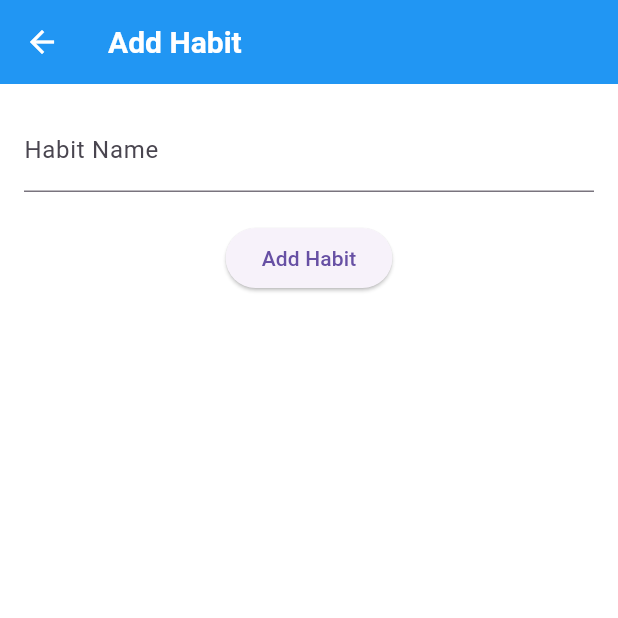
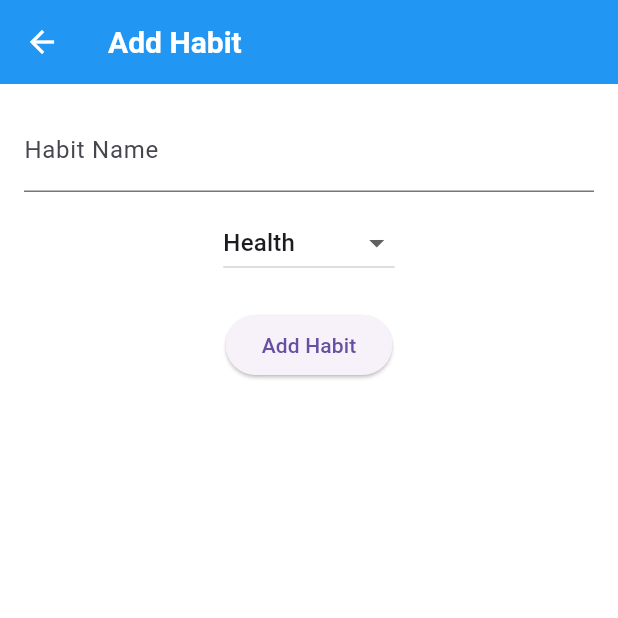
Before and after one commit to Soli1065/habit_tracker, a Flutter app: the AddHabitScreen screen opened by its route, after a tap on "Add Habit", on a phone screen of 412 x 824 dp, the top half of it. Run offline on Flutter 3.47's test engine with Material 3 defaults, Android fonts, the phone set to English and light mode, and no system bars; our stand-ins replace fl_chart, flutter_local_notifications, flutter_native_timezone, flutter_riverpod, hive, hive_flutter and 1 more; accounts and stored records are empty.

Commit message:
category

```diff
--- a/lib/data/models/habit.dart
+++ b/lib/data/models/habit.dart
@@ -16,10 +16,14 @@ class Habit {
   @HiveField(3)
   int streak;
 
+  @HiveField(4)
+  String category;
+
   Habit({
     required this.name,
     this.isCompleted = false,
     required this.createdAt,
     this.streak = 0,
+    required this.category
   });
 }
--- a/lib/ui/add_habit_screen.dart
+++ b/lib/ui/add_habit_screen.dart
@@ -5,10 +5,17 @@ import '../logic/habit_provider.dart';
 import '../data/models/habit.dart';
 
 class AddHabitScreen extends ConsumerWidget {
-  final _controller = TextEditingController();
+  const AddHabitScreen({super.key});
+
 
   @override
   Widget build(BuildContext context, WidgetRef ref) {
+    final controller = TextEditingController();
+
+    final List<String> categories = ["Health", "Productivity", "Learning", "Fitness", "Mindfulness"];
+    String selectedCategory = "Health";
+
+
     return Scaffold(
       appBar: AppBar(title: Text('Add Habit')),
       body: Padding(
@@ -16,14 +23,32 @@ class AddHabitScreen extends ConsumerWidget {
         child: Column(
           children: [
             TextField(
-              controller: _controller,
+              controller: controller,
               decoration: InputDecoration(labelText: 'Habit Name'),
             ),
+            SizedBox(height: 10),
+
+            StatefulBuilder(
+              builder: (context, setState){
+                return DropdownButton<String>(
+                  value: selectedCategory,
+                  items: categories.map((category) {
+                    return DropdownMenuItem(value: category, child: Text(category));
+                  }).toList(),
+                  onChanged: (value) {
+                    setState(() {
+                      selectedCategory = value!;
+                    });
+                  },
+                );
+              },
+            ),
+
             SizedBox(height: 20),
             ElevatedButton(
               onPressed: () async {
-                if (_controller.text.isNotEmpty) {
-                  final habit = Habit(name: _controller.text, createdAt: DateTime.now());
+                if (controller.text.isNotEmpty) {
+                  final habit = Habit(name: controller.text, createdAt: DateTime.now(), category: selectedCategory);
                   ref.read(habitProvider.notifier).addHabit(habit);
 
                   await NotificationHelper.scheduleHabitReminder(
@@ -34,11 +59,14 @@ class AddHabitScreen extends ConsumerWidget {
                     8,0,
                   );
 
-                  Navigator.pop(context);
+                  if(context.mounted) {
+                    Navigator.pop(context);
+                  }
                 }
               },
               child: const Text('Add Habit'),
-            ),          ],
+            ),
+          ],
         ),
       ),
     );
--- a/lib/ui/home_screen.dart
+++ b/lib/ui/home_screen.dart
@@ -27,6 +27,7 @@ class HomeScreen extends ConsumerWidget {
                   isCompleted: !habit.isCompleted,
                   createdAt: habit.createdAt,
                   streak: !habit.isCompleted ? habit.streak + 1 : 0,
+                  category: habit.category
                 ),
               );
             },
--- a/lib/widgets/habit_tile.dart
+++ b/lib/widgets/habit_tile.dart
@@ -15,7 +15,7 @@ class HabitTile extends StatelessWidget {
       child: ListTile(
         leading: Icon(Icons.check_circle, color: habit.isCompleted ? Colors.green : Colors.grey),
         title: Text(habit.name, style: TextStyle(fontWeight: FontWeight.bold)),
-        subtitle: Text("Streak: ${habit.streak}"),
+        subtitle: Text("Streak: ${habit.streak}  -  Category: ${habit.category}"),
         trailing: Switch(value: habit.isCompleted, onChanged: (val) => onToggle()),
       ),
     );
```
Also changed, not shown: lib/data/models/habit.g.dart.
